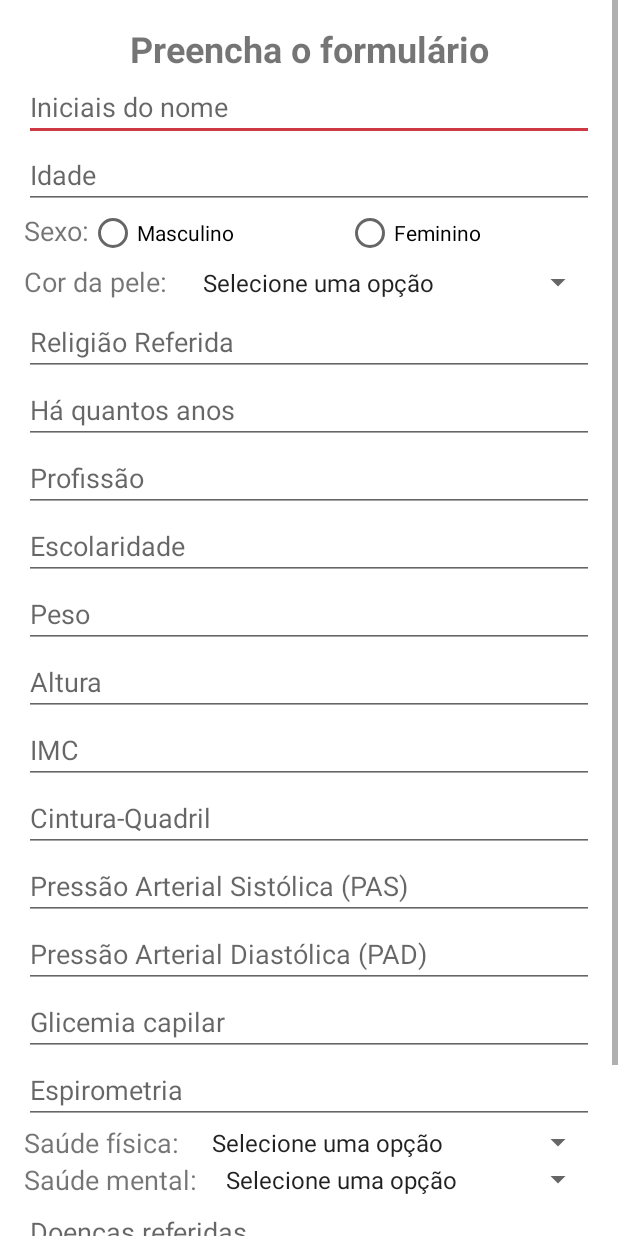
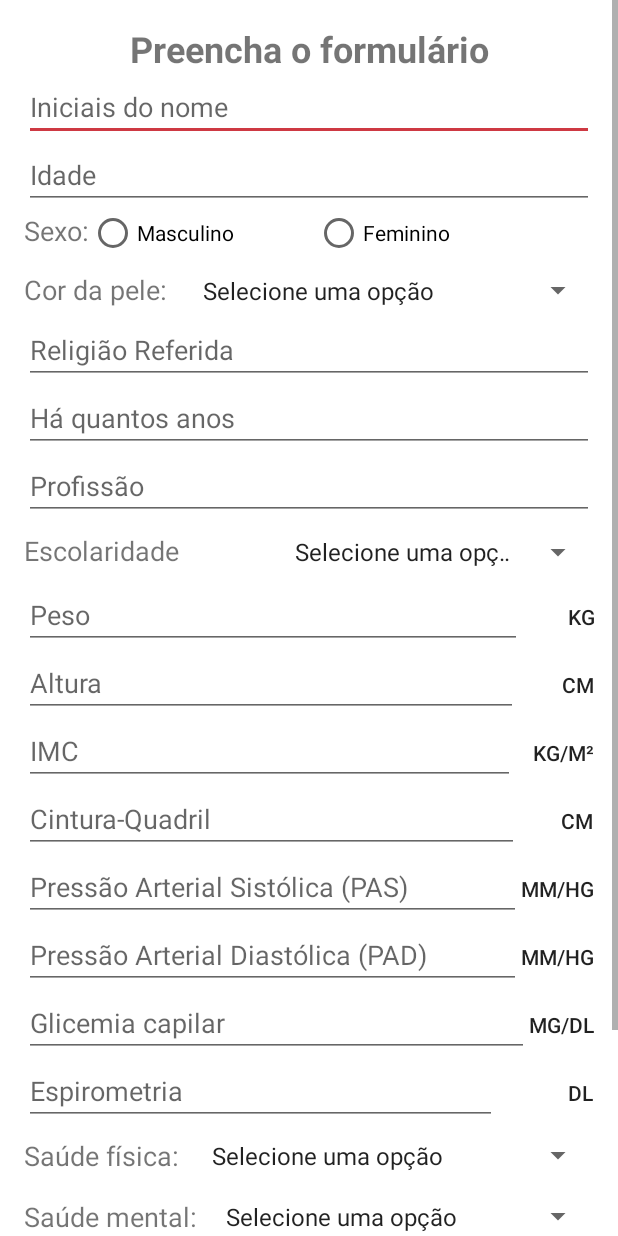
Before and after one commit to GabrielTagliari/Q8RN-App, an Android app: the FormActivity screen opened directly, with no data from a screen before it, on a phone screen of 412 x 824 dp. Run offline under Robolectric (Android 15) with nearby library versions, the phone set to English and light mode, and no system bars.

Commit message:
Correções conforme email

```diff
--- a/app/src/main/java/q8rn/com/q8rn/activities/FormActivity.java
+++ b/app/src/main/java/q8rn/com/q8rn/activities/FormActivity.java
@@ -33,7 +33,7 @@ public class FormActivity extends AppCompatActivity {
     private EditText religiao;
     private EditText tempoReligiao;
     private EditText profissao;
-    private EditText escolaridade;
+    private Spinner escolaridadeSpinner;
     private EditText peso;
     private EditText altura;
     private EditText imc;
@@ -106,6 +106,7 @@ public class FormActivity extends AppCompatActivity {
     private List<Spinner> montaListaSpinners() {
         List<Spinner> lista = new ArrayList<>();
         lista.add(corPeleSpinner);
+        lista.add(escolaridadeSpinner);
         lista.add(saudeFisicaSpinner);
         lista.add(saudeMentalSpinner);
         return lista;
@@ -118,7 +119,6 @@ public class FormActivity extends AppCompatActivity {
         lista.add(religiao);
         lista.add(tempoReligiao);
         lista.add(profissao);
-        lista.add(escolaridade);
         lista.add(peso);
         lista.add(altura);
         lista.add(doencas);
@@ -136,12 +136,14 @@ public class FormActivity extends AppCompatActivity {
 
     private Entrevistado instanciaEntrevistado() {
         RadioButton rb = (RadioButton) findViewById(radioGroupSexo.getCheckedRadioButtonId());
+        int codEscolaridade = Entrevistado
+                .getCodEscolaridade(escolaridadeSpinner.getSelectedItem().toString());
         return new Entrevistado(iniciaisNome.getText().toString(),
                 Integer.parseInt(idade.getText().toString()), rb.getText().toString(),
                 corPeleSpinner.getSelectedItem().toString(),
                 religiao.getText().toString(), Integer.parseInt(tempoReligiao.getText().toString()),
                 profissao.getText().toString(),
-                Integer.parseInt(escolaridade.getText().toString()),
+                codEscolaridade,
                 Double.parseDouble(peso.getText().toString()),
                 Double.parseDouble(altura.getText().toString()),
                 Double.parseDouble(imc.getText().toString()),
@@ -157,6 +159,7 @@ public class FormActivity extends AppCompatActivity {
 
     private void populaTodosSpinners() {
         populaSpinner(R.array.corpele_array, corPeleSpinner);
+        populaSpinner(R.array.escolaridade_array, escolaridadeSpinner);
         populaSpinner(R.array.saude_array, saudeFisicaSpinner);
         populaSpinner(R.array.saude_array, saudeMentalSpinner);
     }
@@ -176,7 +179,6 @@ public class FormActivity extends AppCompatActivity {
         religiao = (EditText) findViewById(R.id.religiaoId);
         tempoReligiao = (EditText) findViewById(R.id.tempoReligiaoId);
         profissao = (EditText) findViewById(R.id.profissaoId);
-        escolaridade = (EditText) findViewById(R.id.escolaridadeId);
         peso = (EditText) findViewById(R.id.pesoId);
         altura = (EditText) findViewById(R.id.alturaId);
         imc = (EditText) findViewById(R.id.imcId);
@@ -191,6 +193,7 @@ public class FormActivity extends AppCompatActivity {
         femininoRadio = (RadioButton) findViewById(R.id.femininoId);
 
         corPeleSpinner = (Spinner) findViewById(R.id.corPeleIdSpinner);
+        escolaridadeSpinner = (Spinner) findViewById(R.id.escolaridadeIdSpinner);
         saudeFisicaSpinner = (Spinner) findViewById(R.id.saudeFisicaIdSpinner);
         saudeMentalSpinner = (Spinner) findViewById(R.id.saudeMentalIdSpinner);
 
@@ -205,7 +208,6 @@ public class FormActivity extends AppCompatActivity {
         religiao.setText("Evangélico");
         tempoReligiao.setText("5");
         profissao.setText("Padeiro");
-        escolaridade.setText("22");
         peso.setText("76");
         altura.setText("1.75");
         imc.setText("25.8");
@@ -219,6 +221,7 @@ public class FormActivity extends AppCompatActivity {
         femininoRadio.setChecked(true);
 
         corPeleSpinner.setSelection(1);
+        escolaridadeSpinner.setSelection(3);
         saudeFisicaSpinner.setSelection(1);
         saudeMentalSpinner.setSelection(2);
     }
--- a/app/src/main/java/q8rn/com/q8rn/constants/Constants.java
+++ b/app/src/main/java/q8rn/com/q8rn/constants/Constants.java
@@ -33,4 +33,10 @@ public class Constants {
     public static final String ERRO_TENTE_NOVAMENTE = "[ERRO] Tente novamente.";
     public static final String ERRO_CARREGAR = "Ocorreu um erro ao carregar a próxima questão";
     public static final String ERRO_AO_CARREGAR_RESULTADO = "Erro ao carregar resultado";
+
+    /* Escolaridades */
+    public static final String SIOUFI = "Sem instrução ou Fundamental incompleto";
+    public static final String FCOUEI = "Fundamental completo ou Ensino médio incompleto";
+    public static final String EMOUSI = "Ensino médio completo ou Superior incompleto";
+    public static final String SC = "Superior completo";
 }
--- a/app/src/main/java/q8rn/com/q8rn/controllers/QuestaoEntrevistadoController.java
+++ b/app/src/main/java/q8rn/com/q8rn/controllers/QuestaoEntrevistadoController.java
@@ -97,7 +97,7 @@ public class QuestaoEntrevistadoController {
 
             //Headers
             String header[] = {"numeração","IDADE", "sexo", "CORDAPELE", "religiao", "haqtotempo",
-                    "profissao", "anosdeestudo", "peso", "altura", "IMC", "cintura", "PAS", "PAD",
+                    "profissao", "escolaridade", "peso", "altura", "IMC", "cintura", "PAS", "PAD",
                     "glicemiacap", "espirometria", "saudefisica", "saudemental", "doençarefer",
                     "nutricao1", "nutricao2", "nutricao3", "nutricao4", "exercicio5", "exercicio6",
                     "exercicio7", "agua8", "agua9", "sol10", "sol11", "temp12", "temp13", "temp14",
--- a/app/src/main/java/q8rn/com/q8rn/entities/Entrevistado.java
+++ b/app/src/main/java/q8rn/com/q8rn/entities/Entrevistado.java
@@ -2,6 +2,9 @@ package q8rn.com.q8rn.entities;
 
 import android.os.Parcel;
 import android.os.Parcelable;
+
+import q8rn.com.q8rn.R;
+import q8rn.com.q8rn.constants.Constants;
 
 /* Created by Gabriel on 04/03/2017. */
 public class Entrevistado implements Parcelable{
@@ -277,4 +280,17 @@ public class Entrevistado implements Parcelable{
         this.doencas = doencas;
     }
 
+    public static int getCodEscolaridade(String escolaridade){
+        switch (escolaridade){
+            case Constants.SIOUFI:
+                return 1;
+            case Constants.FCOUEI:
+                return 2;
+            case Constants.EMOUSI:
+                return 3;
+            case Constants.SC:
+                return 4;
+        }
+        return 0;
+    }
 }
--- a/app/src/main/res/layout/activity_form.xml
+++ b/app/src/main/res/layout/activity_form.xml
@@ -1,5 +1,6 @@
 <?xml version="1.0" encoding="utf-8"?>
 <ScrollView xmlns:android="http://schemas.android.com/apk/res/android"
+    xmlns:tools="http://schemas.android.com/tools"
     android:layout_width="match_parent"
     android:layout_height="match_parent" >
 <LinearLayout xmlns:android="http://schemas.android.com/apk/res/android"
@@ -61,7 +62,7 @@
             android:layout_width="wrap_content"
             android:layout_height="wrap_content"
             android:id="@+id/masculinoId"
-            android:layout_weight="1" />
+            android:layout_weight="0.57" />
 
         <RadioButton
             android:text="@string/feminino"
@@ -75,7 +76,8 @@
     <LinearLayout
         android:orientation="horizontal"
         android:layout_width="match_parent"
-        android:layout_height="34dp">
+        android:layout_height="34dp"
+        android:layout_marginTop="5dp">
 
         <TextView
             android:text="@string/cor_da_pele"
@@ -83,7 +85,8 @@
             android:layout_height="wrap_content"
             android:id="@+id/corPeleTextId"
             android:layout_weight="10.83"
-            android:textSize="18sp" />
+            android:textSize="18sp"
+            android:gravity="center_vertical" />
 
         <Spinner
             android:layout_width="wrap_content"
@@ -120,91 +123,236 @@
         android:hint="@string/profiss_o"
         android:maxLength="30" />
 
-    <EditText
+    <LinearLayout
+        android:orientation="horizontal"
         android:layout_width="match_parent"
+        android:layout_height="match_parent"
+        android:layout_marginTop="8dp"
+        android:layout_marginBottom="8dp">
+
+        <TextView
+            android:text="@string/escolaridade"
+            android:layout_width="0dp"
             android:layout_height="wrap_content"
-        android:ems="10"
             android:id="@+id/escolaridadeId"
-        android:hint="@string/escolaridade"
-        android:maxLength="4"
-        android:inputType="number" />
+            android:layout_weight="33.13"
+            android:textSize="18sp" />
+
+        <Spinner
+            android:layout_height="wrap_content"
+            android:id="@+id/escolaridadeIdSpinner"
+            android:spinnerMode="dialog"
+            android:layout_width="207dp" />
+    </LinearLayout>
+
+    <LinearLayout
+        android:orientation="horizontal"
+        android:layout_width="match_parent"
+        android:layout_height="match_parent">
 
         <EditText
-        android:layout_width="match_parent"
+            android:layout_width="wrap_content"
             android:layout_height="wrap_content"
             android:inputType="number"
             android:ems="10"
             android:id="@+id/pesoId"
             android:hint="@string/peso"
-        android:maxLength="4" />
+            android:maxLength="4"
+            android:layout_weight="1" />
+
+        <TextView
+            android:text="Kg"
+            android:layout_width="wrap_content"
+            android:layout_height="wrap_content"
+            android:id="@+id/textView3"
+            android:layout_weight="0.25"
+            android:textAppearance="@style/TextAppearance.AppCompat.Button"
+            android:textAlignment="textEnd" />
+
+    </LinearLayout>
+
+    <LinearLayout
+        android:orientation="horizontal"
+        android:layout_width="match_parent"
+        android:layout_height="match_parent"
+        android:layout_weight="1">
 
         <EditText
-        android:layout_width="match_parent"
+            android:layout_width="wrap_content"
             android:layout_height="wrap_content"
             android:inputType="numberDecimal"
             android:ems="10"
             android:id="@+id/alturaId"
             android:hint="@string/altura"
-        android:maxLength="4" />
+            android:maxLength="4"
+            android:layout_weight="1" />
+
+        <TextView
+            android:text="@string/cm"
+            android:layout_width="wrap_content"
+            android:layout_height="wrap_content"
+            android:id="@+id/textView4"
+            android:layout_weight="0.25"
+            android:textAppearance="@style/TextAppearance.AppCompat.Button"
+            android:textAlignment="textEnd" />
+    </LinearLayout>
+
+    <LinearLayout
+        android:orientation="horizontal"
+        android:layout_width="match_parent"
+        android:layout_height="match_parent">
 
         <EditText
-        android:layout_width="match_parent"
+            android:layout_width="wrap_content"
             android:layout_height="wrap_content"
             android:inputType="number"
             android:ems="10"
             android:id="@+id/imcId"
             android:hint="@string/imc"
-        android:maxLength="4" />
+            android:maxLength="4"
+            android:layout_weight="1" />
+
+        <TextView
+            android:text="Kg/m²"
+            android:layout_width="wrap_content"
+            android:layout_height="wrap_content"
+            android:id="@+id/textView5"
+            android:textAppearance="@style/TextAppearance.AppCompat.Button"
+            android:textAlignment="textEnd"
+            android:layout_weight="0.10" />
+    </LinearLayout>
+
+    <LinearLayout
+        android:orientation="horizontal"
+        android:layout_width="match_parent"
+        android:layout_height="match_parent">
 
         <EditText
-        android:layout_width="match_parent"
+            android:layout_width="wrap_content"
             android:layout_height="wrap_content"
             android:inputType="numberDecimal"
             android:ems="10"
             android:id="@+id/cinturaQuadrilId"
             android:hint="@string/cintura_quadril"
-        android:maxLength="4" />
+            android:maxLength="4"
+            android:layout_weight="1" />
+
+        <TextView
+            android:text="Cm"
+            android:layout_width="wrap_content"
+            android:layout_height="wrap_content"
+            android:id="@+id/textView6"
+            android:layout_weight="0.24"
+            android:textAppearance="@style/TextAppearance.AppCompat.Button"
+            android:textAlignment="textEnd" />
+    </LinearLayout>
+
+    <LinearLayout
+        android:orientation="horizontal"
+        android:layout_width="match_parent"
+        android:layout_height="match_parent">
 
         <EditText
-        android:layout_width="match_parent"
+            android:layout_width="0dp"
             android:layout_height="wrap_content"
             android:inputType="numberDecimal"
             android:ems="10"
             android:id="@+id/pasId"
             android:hint="@string/pas"
-        android:maxLength="4" />
+            android:maxLength="4"
+            android:layout_weight="1" />
+
+        <TextView
+            android:text="mm/Hg"
+            android:layout_width="wrap_content"
+            android:layout_height="wrap_content"
+            android:id="@+id/textView7"
+            android:textAppearance="@style/TextAppearance.AppCompat.Button"
+            android:textAlignment="textEnd" />
+    </LinearLayout>
+
+    <LinearLayout
+        android:orientation="horizontal"
+        android:layout_width="match_parent"
+        android:layout_height="match_parent">
 
         <EditText
-        android:layout_width="match_parent"
+            android:layout_width="0dp"
             android:layout_height="wrap_content"
             android:inputType="numberDecimal"
             android:ems="10"
             android:id="@+id/padId"
             android:hint="@string/pad"
-        android:maxLength="4" />
+            android:maxLength="4"
+            android:layout_weight="1" />
+
+        <TextView
+            android:text="mm/Hg"
+            android:layout_width="wrap_content"
+            android:layout_height="wrap_content"
+            android:id="@+id/textView10"
+            android:textAppearance="@style/TextAppearance.AppCompat.Button"
+            android:textAlignment="textEnd" />
+
+    </LinearLayout>
+
+    <LinearLayout
+        android:orientation="horizontal"
+        android:layout_width="match_parent"
+        android:layout_height="match_parent">
 
         <EditText
-        android:layout_width="match_parent"
+            android:layout_width="0dp"
             android:layout_height="wrap_content"
             android:inputType="numberDecimal"
             android:ems="10"
             android:id="@+id/glicemiaId"
             android:hint="@string/glicemia_capilar"
-        android:maxLength="4" />
+            android:maxLength="4"
+            android:layout_weight="1" />
+
+        <TextView
+            android:text="mg/dl"
+            android:layout_width="wrap_content"
+            android:layout_height="wrap_content"
+            android:id="@+id/textView12"
+            android:textAppearance="@style/TextAppearance.AppCompat.Button"
+            android:textAlignment="textEnd" />
+    </LinearLayout>
+
+    <LinearLayout
+        android:orientation="horizontal"
+        android:layout_width="match_parent"
+        android:layout_height="match_parent"
+        android:layout_weight="1">
 
         <EditText
-        android:layout_width="match_parent"
+            android:layout_width="wrap_content"
             android:layout_height="wrap_content"
             android:inputType="numberDecimal"
             android:ems="10"
             android:id="@+id/espirometriaId"
             android:hint="@string/espirometria"
-        android:maxLength="4" />
+            android:maxLength="4"
+            android:layout_weight="1" />
+
+        <TextView
+            android:text="dl"
+            android:layout_width="wrap_content"
+            android:layout_height="wrap_content"
+            android:id="@+id/textView14"
+            android:textAppearance="@style/TextAppearance.AppCompat.Button"
+            android:textAlignment="textEnd"
+            android:layout_weight="0.47" />
+
+    </LinearLayout>
 
     <LinearLayout
         android:orientation="horizontal"
         android:layout_width="match_parent"
-        android:layout_height="match_parent">
+        android:layout_height="match_parent"
+        android:layout_marginTop="8dp"
+        android:layout_marginBottom="8dp">
 
         <TextView
             android:text="@string/sa_de_f_sica"
@@ -225,7 +373,9 @@
     <LinearLayout
         android:orientation="horizontal"
         android:layout_width="match_parent"
-        android:layout_height="match_parent">
+        android:layout_height="match_parent"
+        android:layout_marginBottom="8dp"
+        android:layout_marginTop="8dp">
 
         <TextView
             android:text="@string/sa_de_mental"
--- a/app/src/main/res/values/resources.xml
+++ b/app/src/main/res/values/resources.xml
@@ -11,10 +11,9 @@
 
     <string-array name="escolaridade_array">
         <item>Selecione uma opção</item>
-        <item>Fundamental completo</item>
-        <item>Médio completo</item>
-        <item>Médio incompleto</item>
-        <item>Superior incompleto</item>
+        <item>Sem instrução ou Fundamental incompleto</item>
+        <item>Fundamental completo ou Ensino médio incompleto</item>
+        <item>Ensino médio completo ou Superior incompleto</item>
         <item>Superior completo</item>
     </string-array>
 
--- a/app/src/main/res/values/strings.xml
+++ b/app/src/main/res/values/strings.xml
@@ -41,4 +41,5 @@
     <string name="escore_total">Escore total</string>
     <string name="realizar_questionario">Realizar Questionário</string>
     <string name="load_data">Load data</string>
+    <string name="cm">Cm</string>
 </resources>
```
Lines whose indentation alone changed are shown as unchanged.
